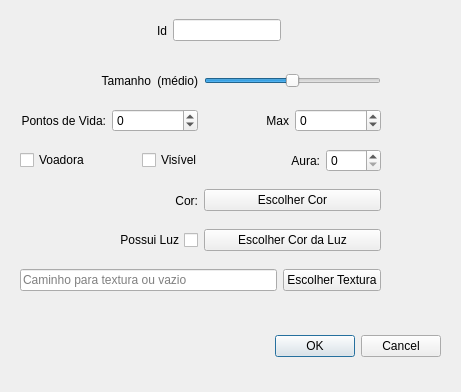
The window that ifg/qt/ui/entidade.ui (matferib/tabuleiro-virtual) describes before a commit, drawn with Qt 5.
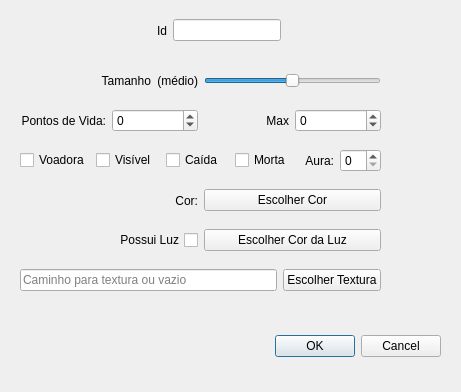
The same window after the commit.

Commit message: entidades caem :)

What changed in the file:
```diff
--- a/ifg/qt/ui/entidade.ui
+++ b/ifg/qt/ui/entidade.ui
@@ -261,6 +261,20 @@
         </property>
        </widget>
       </item>
+      <item>
+       <widget class="QCheckBox" name="checkbox_caida">
+        <property name="text">
+         <string>Caída</string>
+        </property>
+       </widget>
+      </item>
+      <item>
+       <widget class="QCheckBox" name="checkbox_morta">
+        <property name="text">
+         <string>Morta</string>
+        </property>
+       </widget>
+      </item>
       <item>
        <layout class="QHBoxLayout" name="horizontalLayout_10">
         <item>
```
The commit also changes 9 other files.
